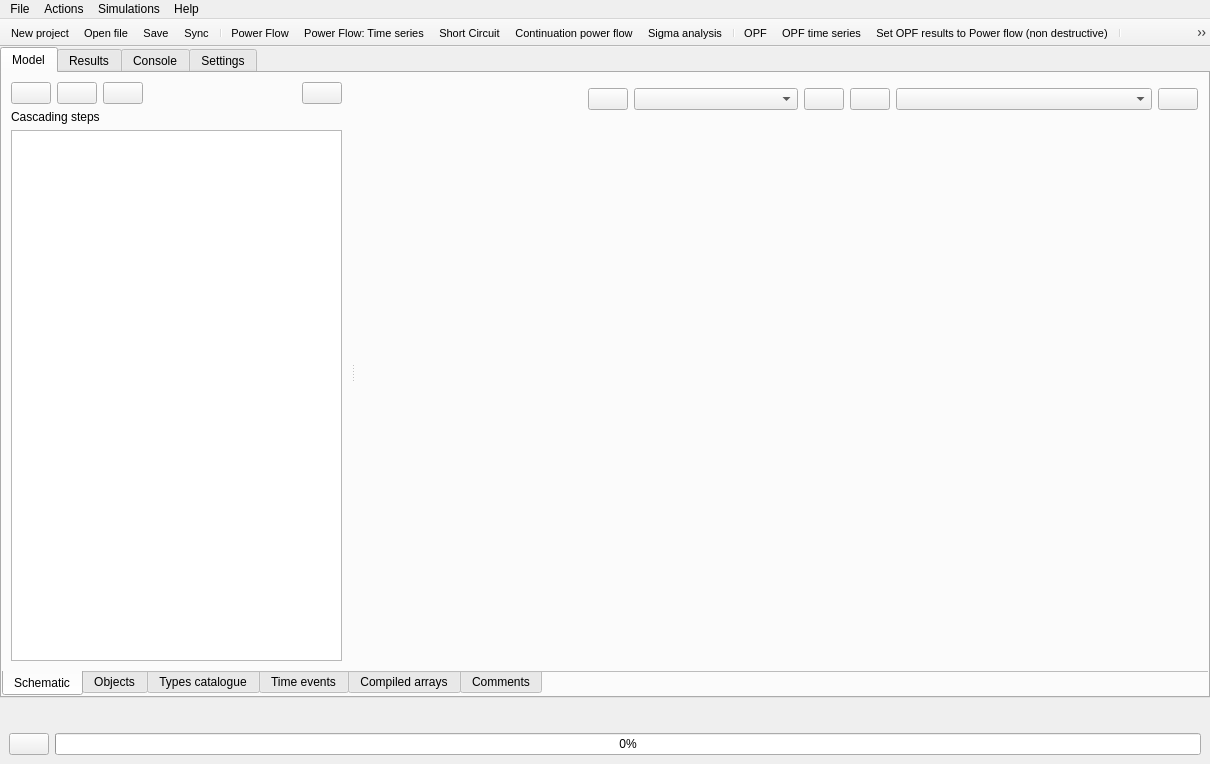
This is src/GridCal/Gui/Main/MainWindow.ui in SanPen/GridCal as Qt 5 draws it before an edit. The edited form follows.
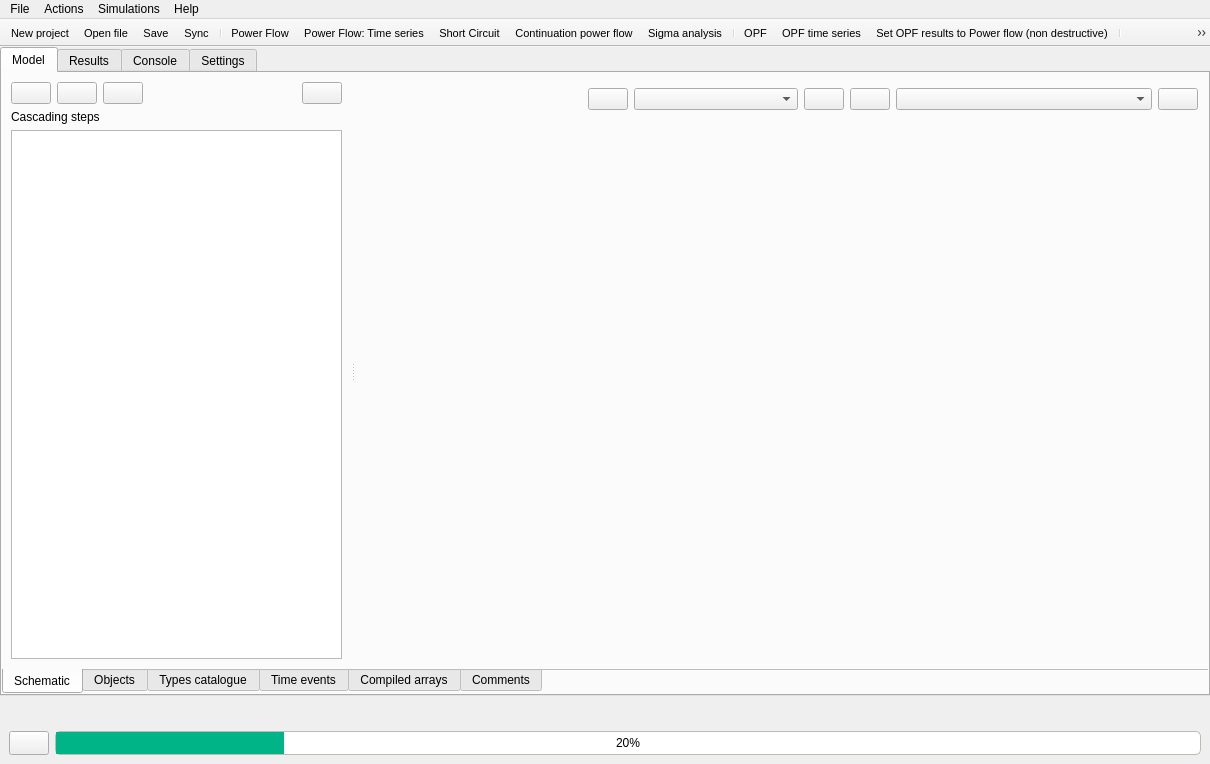
This is the edited form. Icons and pictures are not drawn.

Diff of the .ui file:
```diff
--- a/src/GridCal/Gui/Main/MainWindow.ui
+++ b/src/GridCal/Gui/Main/MainWindow.ui
@@ -6292,8 +6292,18 @@
       <layout class="QGridLayout" name="gridLayout_7">
        <item row="1" column="1">
         <widget class="QProgressBar" name="progressBar">
+         <property name="styleSheet">
+          <string notr="true">QProgressBar {
+	border: 1px solid rgb(186, 189, 182);
+    border-radius: 5px;
+	text-align: center;
+}
+QProgressBar::chunk{
+	background-color: rgb(0, 180, 136)
+}</string>
+         </property>
          <property name="value">
-          <number>0</number>
+          <number>20</number>
          </property>
          <property name="invertedAppearance">
           <bool>false</bool>
@@ -6302,6 +6312,12 @@
        </item>
        <item row="1" column="0">
         <widget class="QPushButton" name="cancelButton">
+         <property name="minimumSize">
+          <size>
+           <width>0</width>
+           <height>24</height>
+          </size>
+         </property>
          <property name="toolTip">
           <string>Cancel process</string>
          </property>
```
